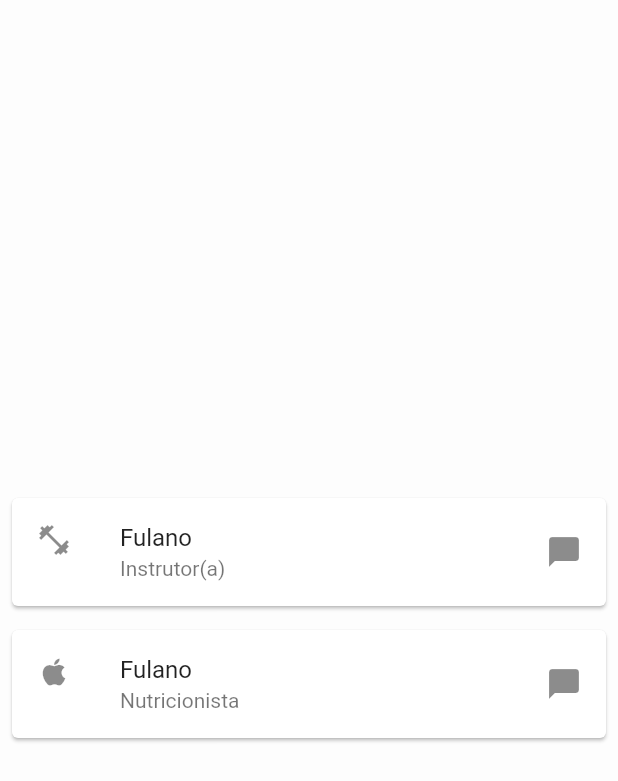
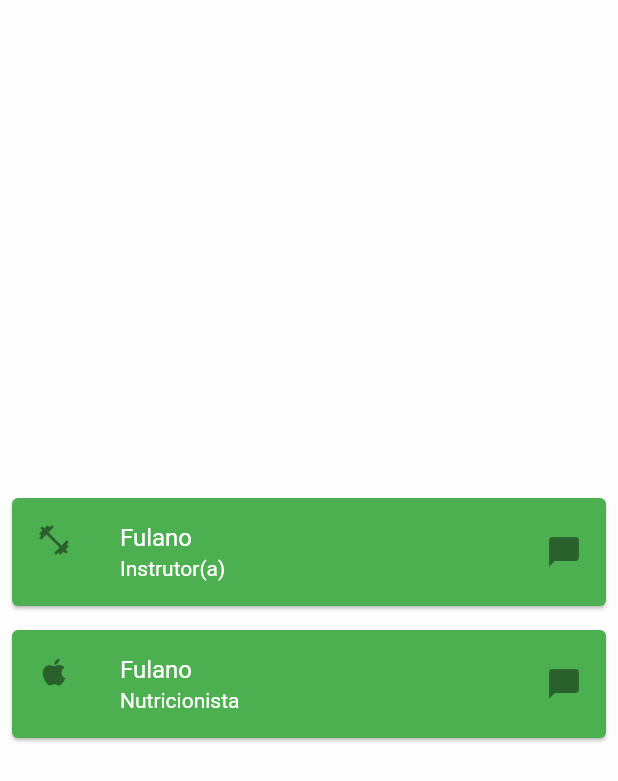
Before and after one commit to JosueErvino/healthroom_app, a Flutter app: the ContatoScreen widget shown alone on an empty page, opened directly, on a phone screen of 412 x 824 dp. Shown: the top 781 px of the screen. Run offline on Flutter 3.47's test engine with Material 2 defaults, Android fonts, the light colour scheme and no system bars; our stand-ins replace cloud_firestore, firebase_auth, firebase_core; accounts and stored records are empty.

Commit message:
cores contato

```diff
--- a/lib/screen/aluno/contato_screen.dart
+++ b/lib/screen/aluno/contato_screen.dart
@@ -16,7 +16,9 @@ class ContatoScreen extends StatelessWidget {
         Card(
           margin: const EdgeInsets.all(8.0),
           shadowColor: Colors.grey[400],
+          color: Colors.green,
           child: ListTile(
+            textColor: Colors.white,
             leading: const Icon(Icons.fitness_center),
             title: const Text('Fulano'),
             subtitle: const Text('Instrutor(a)'),
@@ -27,7 +29,9 @@ class ContatoScreen extends StatelessWidget {
         Card(
           margin: const EdgeInsets.all(8.0),
           shadowColor: Colors.grey[400],
+          color: Colors.green,
           child: ListTile(
+            textColor: Colors.white,
             leading: const Icon(Icons.apple),
             title: const Text('Fulano'),
             subtitle: const Text('Nutricionista'),
```
